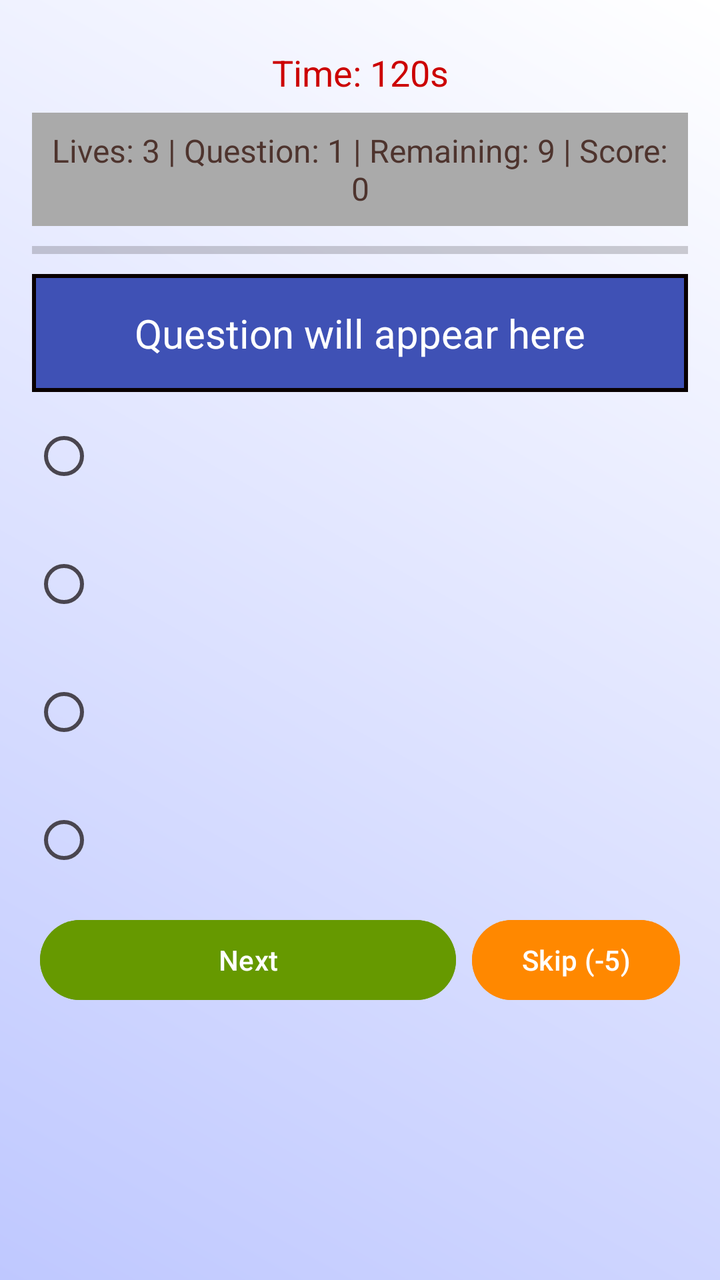
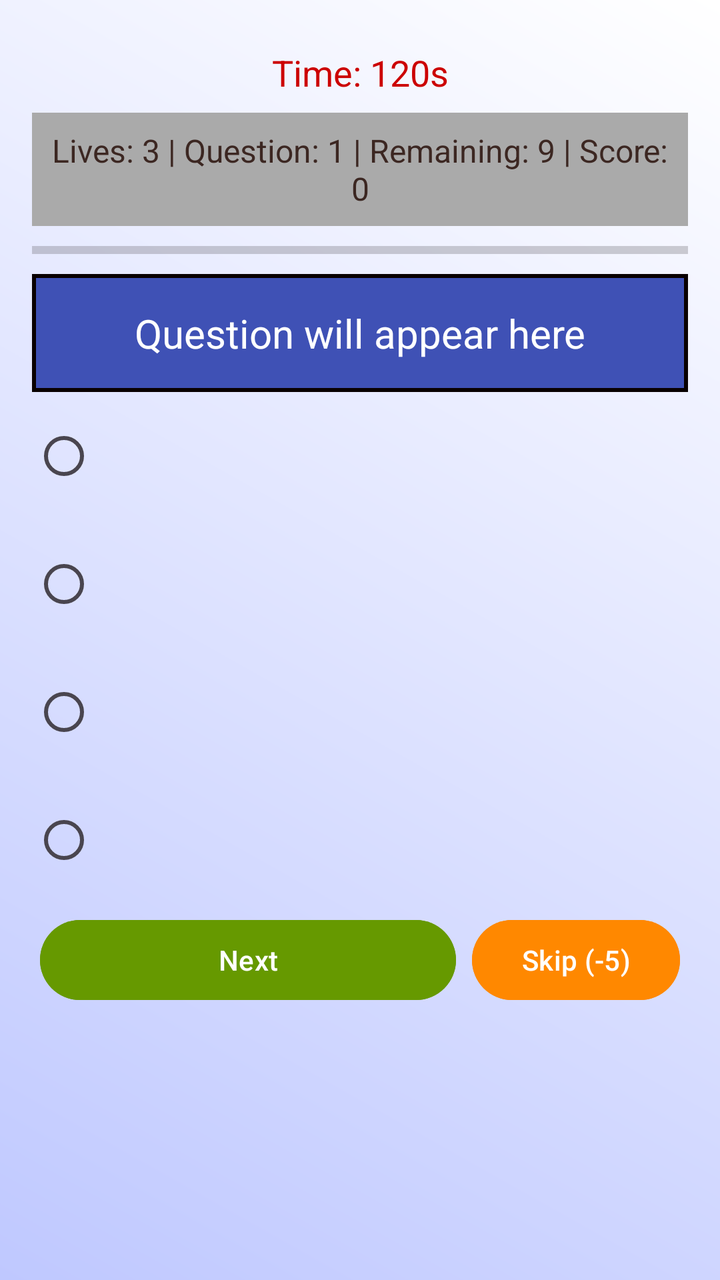

Two renders of the same Android screen: before a commit and after it. Below are the layout's source before the change and the commit's diff.
<!-- AndroidManifest.xml: application theme Theme.IQQuest -->
<!-- res/layout/activity_main.xml -->
<?xml version="1.0" encoding="utf-8"?>
<LinearLayout
    xmlns:android="http://schemas.android.com/apk/res/android"
    xmlns:app="http://schemas.android.com/apk/res-auto"
    xmlns:tools="http://schemas.android.com/tools"
    android:id="@+id/main"
    android:orientation="vertical"
    android:layout_width="match_parent"
    android:layout_height="match_parent"
    android:background="@drawable/gradient_background"
    android:padding="16dp"
    tools:context=".MainActivity">

    
<TextView
android:id="@+id/timerText"
android:layout_width="match_parent"
android:layout_height="wrap_content"
android:textSize="18sp"
android:textColor="@android:color/holo_red_dark"
android:gravity="center"
android:padding="8dp"
android:text="Time: 120s"/>

    
    <TextView
        android:id="@+id/statusText"
        android:layout_width="match_parent"
        android:layout_height="wrap_content"
        android:background="@android:color/darker_gray"
        android:gravity="center"
        android:padding="8dp"
        android:text="Lives: 3 | Question: 1 | Remaining: 9 | Score: 0"
        android:textColor="#4E342E"
        android:textSize="16sp" />

    
<ProgressBar
android:id="@+id/progressBar"
style="?android:attr/progressBarStyleHorizontal"
android:layout_width="match_parent"
android:layout_height="8dp"
android:progress="0"
android:max="100"
android:progressTint="@android:color/holo_green_dark"
android:layout_marginVertical="8dp"/>

    
<TextView
android:id="@+id/questionText"
android:layout_width="match_parent"
android:layout_height="wrap_content"
android:textSize="20sp"
android:textColor="@color/white"
android:gravity="center"
android:padding="16dp"
android:text="Question will appear here"
android:background="@drawable/question_background"/>

    
<RadioGroup
android:id="@+id/optionsGroup"
android:layout_width="match_parent"
android:layout_height="wrap_content">
<RadioButton
    android:id="@+id/option1"
    android:layout_width="match_parent"
    android:layout_height="wrap_content"
    android:layout_marginVertical="8dp"
    android:textColor="@color/white"/>
<RadioButton
    android:id="@+id/option2"
    android:layout_width="match_parent"
    android:layout_height="wrap_content"
    android:layout_marginVertical="8dp"
    android:textColor="@color/white"/>
<RadioButton
    android:id="@+id/option3"
    android:layout_width="match_parent"
    android:layout_height="wrap_content"
    android:layout_marginVertical="8dp"
    android:textColor="@color/white"/>
<RadioButton
    android:id="@+id/option4"
    android:layout_width="match_parent"
    android:layout_height="wrap_content"
    android:layout_marginVertical="8dp"
    android:textColor="@color/white"/>
</RadioGroup>

    
<LinearLayout
android:layout_width="match_parent"
android:layout_height="wrap_content"
android:orientation="horizontal"
android:gravity="center">
<Button
    android:id="@+id/nextButton"
    android:layout_width="0dp"
    android:layout_weight="2"
    android:layout_height="wrap_content"
    android:text="Next"
    android:textColor="@color/white"
    android:backgroundTint="@android:color/holo_green_dark"
    android:layout_margin="4dp"/>
<Button
    android:id="@+id/skipButton"
    android:layout_width="0dp"
    android:layout_weight="1"
    android:layout_height="wrap_content"
    android:text="Skip (-5)"
    android:textColor="@color/white"
    android:backgroundTint="@android:color/holo_orange_dark"
    android:layout_margin="4dp"/>
</LinearLayout>

    </LinearLayout>
<!-- resources referenced by this layout -->
<resources>
  <color name="white">#FFFFFFFF</color>
  <!-- drawable gradient_background (drawable) -->
  <?xml version="1.0" encoding="utf-8"?>
  <shape xmlns:android="http://schemas.android.com/apk/res/android">
      <gradient
          android:startColor="#BFC8FF"
      android:endColor="#FFFFFF"
      android:angle="45"/>
  </shape>
  <!-- drawable question_background (drawable) -->
  <?xml version="1.0" encoding="utf-8"?>
  <shape xmlns:android="http://schemas.android.com/apk/res/android">
      <solid android:color="#3F51B5" />
      <corner android:radius="16dp" />
      <stroke android:width="2dp" android:color="#090000" />
  </shape>
  <style name="Theme.IQQuest" parent="Base.Theme.IQQuest" />
  <style name="Base.Theme.IQQuest" parent="Theme.Material3.DayNight.NoActionBar">
          
          
      </style>
</resources>

<!-- the commit's change to res/layout/activity_main.xml (unified diff, before → after) -->
@@ -31,7 +31,7 @@ android:text="Time: 120s"/>
         android:gravity="center"
         android:padding="8dp"
         android:text="Lives: 3 | Question: 1 | Remaining: 9 | Score: 0"
-        android:textColor="#4E342E"
+        android:textColor="#3C2722"
         android:textSize="16sp" />
 
     
